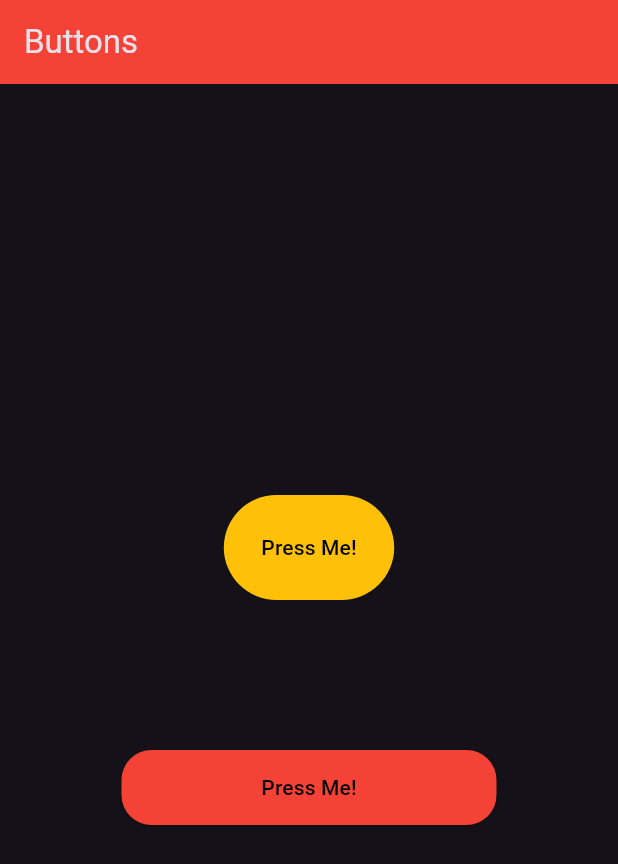
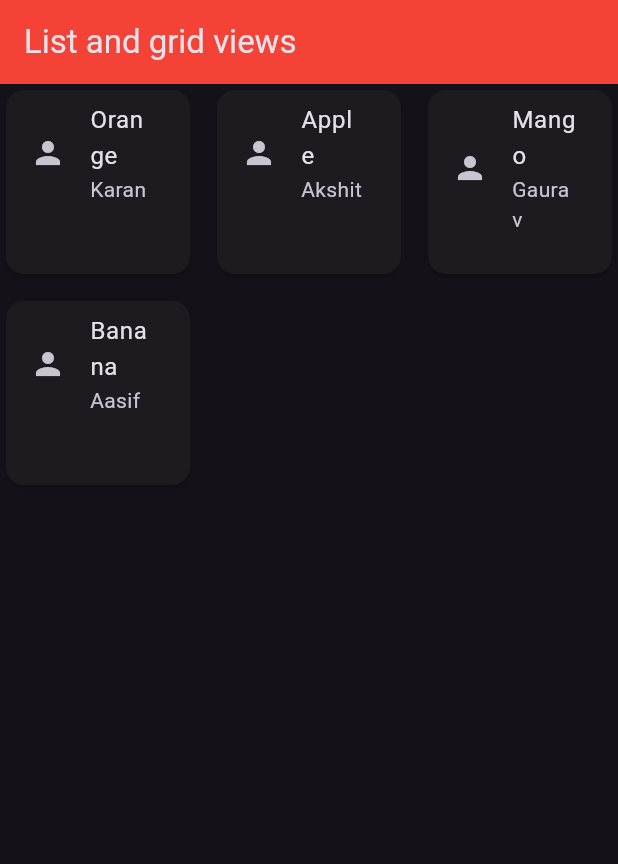
Before and after one commit to Jashwanth-Gowda-R/my_flutter_widgets, a Flutter app: the screen it shows after launch, on a phone screen of 412 x 824 dp. Shown: the top 864 px of the screen. Run offline on Flutter 3.47's test engine with Material 2 defaults, Android fonts, the phone set to English and light mode, and no system bars.

Commit message:
added listview and gridview

```diff
--- a/lib/main.dart
+++ b/lib/main.dart
@@ -1,5 +1,5 @@
 import 'package:flutter/material.dart';
-import 'package:flutter_widgets/views/widgets/buttons.dart';
+import 'package:flutter_widgets/views/widgets/list_grid.dart';
 
 void main() {
   runApp(const MyApp());
@@ -19,7 +19,7 @@ class MyApp extends StatelessWidget {
         primaryColor: Colors.deepPurple,
         useMaterial3: true,
       ),
-      home: const Buttons(),
+      home: const ListGrid(),
     );
   }
 }
--- /dev/null
+++ b/lib/views/widgets/list_grid.dart
@@ -0,0 +1,199 @@
+import 'package:flutter/material.dart';
+
+class ListGrid extends StatefulWidget {
+  const ListGrid({super.key});
+
+  @override
+  State<ListGrid> createState() => _ListGridState();
+}
+
+class _ListGridState extends State<ListGrid> {
+  List<String> fruits = ['Orange', 'Apple', 'Mango', 'Banana'];
+  Map fruits_person = {
+    'fruits': ['Orange', 'Apple', 'Mango', 'Banana'],
+    'names': ['Karan', 'Akshit', 'Gaurav', 'Aasif']
+  };
+  @override
+  Widget build(BuildContext context) {
+    return Scaffold(
+      appBar: AppBar(
+        title: const Text('List and grid views'),
+        backgroundColor: Colors.red,
+      ),
+      body: GridViewBuilder(
+        fruits: fruits,
+        fruits_person: fruits_person,
+      ),
+    );
+  }
+}
+
+class GridViewBuilder extends StatelessWidget {
+  const GridViewBuilder({
+    super.key,
+    required this.fruits,
+    required this.fruits_person,
+  });
+
+  final List<String> fruits;
+  final Map fruits_person;
+
+  @override
+  Widget build(BuildContext context) {
+    return Container(
+      child: GridView.builder(
+        itemCount: fruits.length,
+        gridDelegate: const SliverGridDelegateWithFixedCrossAxisCount(
+          crossAxisCount: 3,
+          crossAxisSpacing: 10,
+          mainAxisSpacing: 10,
+        ),
+        itemBuilder: (context, index) {
+          return Card(
+            child: ListTile(
+              onTap: () {},
+              title: Text(fruits_person['fruits'][index]),
+              subtitle: Text(fruits_person['names'][index]),
+              leading: const Icon(Icons.person),
+            ),
+          );
+        },
+      ),
+    );
+  }
+}
+
+class GridViewManual extends StatelessWidget {
+  const GridViewManual({
+    super.key,
+  });
+
+  @override
+  Widget build(BuildContext context) {
+    return Container(
+      child: GridView(
+        gridDelegate: const SliverGridDelegateWithFixedCrossAxisCount(
+          crossAxisCount: 2,
+          crossAxisSpacing: 10,
+          mainAxisSpacing: 10,
+        ),
+        children: const [
+          Card(
+            child: ListTile(
+              title: Text('Orange'),
+              subtitle: Text('fruits'),
+            ),
+          ),
+          Card(
+            child: ListTile(
+              title: Text('Orange'),
+              subtitle: Text('fruits'),
+            ),
+          ),
+          Card(
+            child: ListTile(
+              title: Text('Orange'),
+              subtitle: Text('fruits'),
+            ),
+          ),
+        ],
+      ),
+    );
+  }
+}
+
+class ListViewBuilder extends StatelessWidget {
+  const ListViewBuilder({
+    super.key,
+    required this.fruits,
+    required this.fruits_person,
+  });
+
+  final List<String> fruits;
+  final Map fruits_person;
+
+  @override
+  Widget build(BuildContext context) {
+    return ListView.builder(
+      itemCount: fruits.length,
+      itemBuilder: (context, index) {
+        return Card(
+          child: ListTile(
+            onTap: () {},
+            title: Text(fruits_person['fruits'][index]),
+            subtitle: Text(fruits_person['names'][index]),
+            leading: const Icon(Icons.person),
+          ),
+        );
+      },
+    );
+  }
+}
+
+class ListViewManual extends StatelessWidget {
+  const ListViewManual({
+    super.key,
+  });
+
+  @override
+  Widget build(BuildContext context) {
+    return ListView(
+      children: const [
+        Card(
+          child: ListTile(
+            title: Text('Orange'),
+            subtitle: Text('fruits'),
+          ),
+        ),
+        Card(
+          child: ListTile(
+            title: Text('Orange'),
+            subtitle: Text('fruits'),
+          ),
+        ),
+        Card(
+          child: ListTile(
+            title: Text('Orange'),
+            subtitle: Text('fruits'),
+          ),
+        ),
+        Card(
+          child: ListTile(
+            title: Text('Orange'),
+            subtitle: Text('fruits'),
+          ),
+        ),
+        Card(
+          child: ListTile(
+            title: Text('Orange'),
+            subtitle: Text('fruits'),
+          ),
+        ),
+        Card(
+          child: ListTile(
+            title: Text('Orange'),
+            subtitle: Text('fruits'),
+          ),
+        ),
+        Card(
+          child: ListTile(
+            title: Text('Orange'),
+            subtitle: Text('fruits'),
+          ),
+        ),
+        Card(
+          child: ListTile(
+            title: Text('Orange'),
+            subtitle: Text('fruits'),
+          ),
+        ),
+        Card(
+          child: ListTile(
+            title: Text('Orange'),
+            subtitle: Text('fruits'),
+          ),
+        ),
+      ],
+    );
+  }
+}
```
